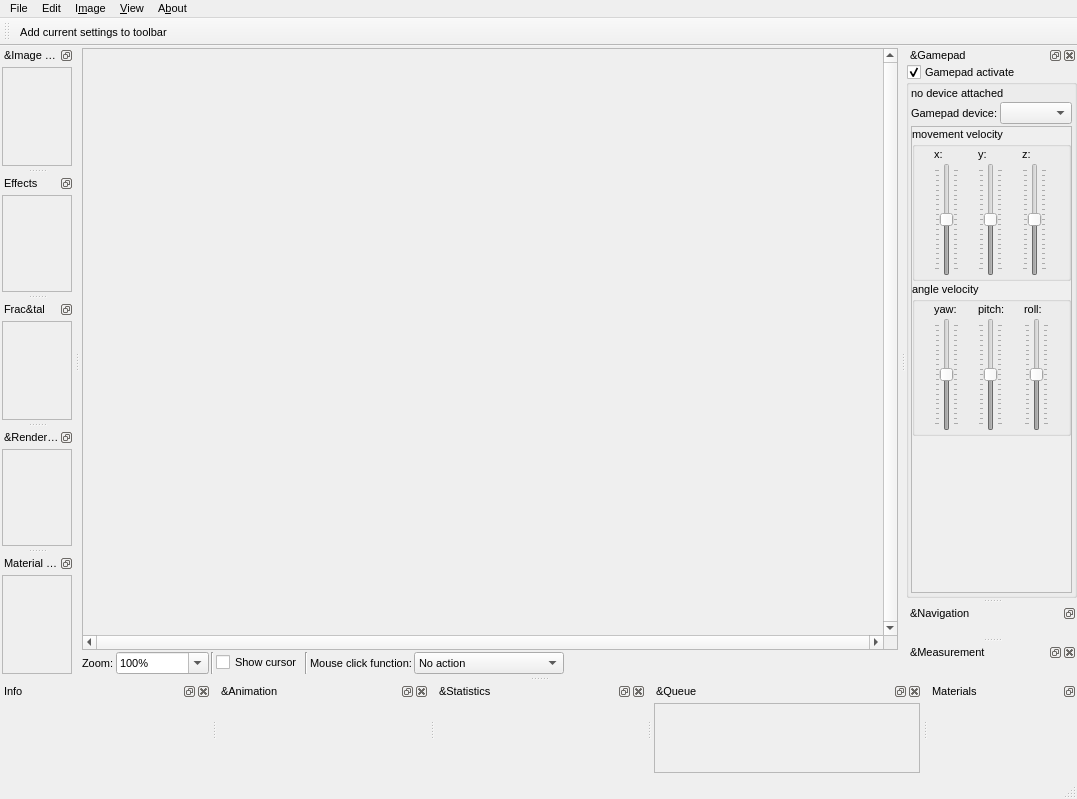
This is mandelbulber2/qt/render_window.ui in buddhi1980/mandelbulber2 as Qt 5 draws it before an edit. The edited form follows.
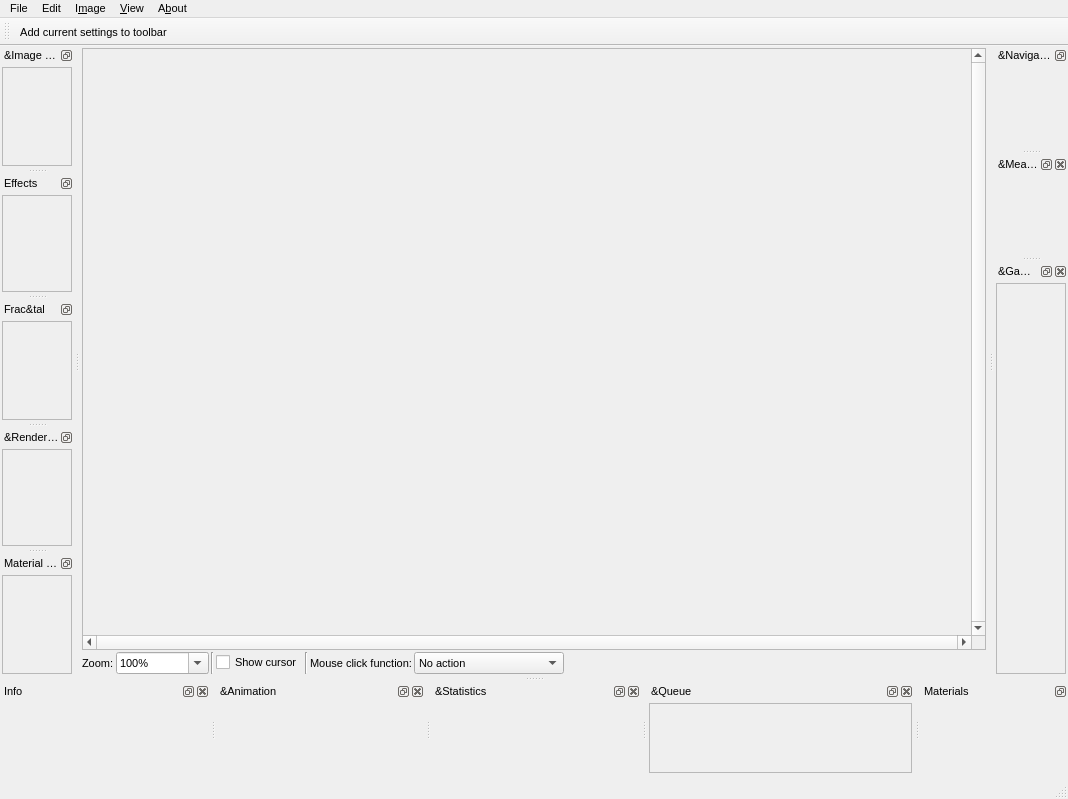
This is the edited form. Icons and pictures are not drawn. Custom widgets are drawn as their Qt base class.

Commit message: content of gamepad dock moved into separate class

```diff
--- a/mandelbulber2/qt/render_window.ui
+++ b/mandelbulber2/qt/render_window.ui
@@ -6,7 +6,7 @@
    <rect>
     <x>0</x>
     <y>0</y>
-    <width>1077</width>
+    <width>1068</width>
     <height>799</height>
    </rect>
   </property>
@@ -67,7 +67,7 @@
           <rect>
            <x>0</x>
            <y>0</y>
-           <width>782</width>
+           <width>837</width>
            <height>551</height>
           </rect>
          </property>
@@ -248,7 +248,7 @@
     <rect>
      <x>0</x>
      <y>0</y>
-     <width>1077</width>
+     <width>1068</width>
      <height>21</height>
     </rect>
    </property>
@@ -406,390 +406,6 @@
     </layout>
    </widget>
   </widget>
-  <widget class="QDockWidget" name="dockWidget_gamepad_dock">
-   <property name="windowTitle">
-    <string>&amp;Gamepad</string>
-   </property>
-   <attribute name="dockWidgetArea">
-    <number>2</number>
-   </attribute>
-   <widget class="MyGroupBox" name="groupCheck_gamepad_enabled">
-    <property name="title">
-     <string>Gamepad activate</string>
-    </property>
-    <property name="checkable">
-     <bool>true</bool>
-    </property>
-    <layout class="QVBoxLayout" name="verticalLayout_dockgamepadcontent">
-     <property name="spacing">
-      <number>2</number>
-     </property>
-     <property name="leftMargin">
-      <number>2</number>
-     </property>
-     <property name="topMargin">
-      <number>2</number>
-     </property>
-     <property name="rightMargin">
-      <number>2</number>
-     </property>
-     <property name="bottomMargin">
-      <number>2</number>
-     </property>
-     <item>
-      <layout class="QGridLayout" name="gridLayout_gamepad_device">
-       <property name="topMargin">
-        <number>0</number>
-       </property>
-       <property name="horizontalSpacing">
-        <number>2</number>
-       </property>
-       <item row="1" column="0">
-        <widget class="QLabel" name="label_149">
-         <property name="text">
-          <string>Gamepad device:</string>
-         </property>
-        </widget>
-       </item>
-       <item row="1" column="1">
-        <widget class="QComboBox" name="comboBox_gamepad_device">
-         <property name="sizePolicy">
-          <sizepolicy hsizetype="Preferred" vsizetype="Maximum">
-           <horstretch>0</horstretch>
-           <verstretch>0</verstretch>
-          </sizepolicy>
-         </property>
-        </widget>
-       </item>
-       <item row="0" column="0" colspan="2">
-        <widget class="QLabel" name="label_gamepad_no_device">
-         <property name="text">
-          <string>no device attached</string>
-         </property>
-        </widget>
-       </item>
-      </layout>
-     </item>
-     <item>
-      <widget class="QScrollArea" name="scrollArea_gamepad">
-       <property name="horizontalScrollBarPolicy">
-        <enum>Qt::ScrollBarAsNeeded</enum>
-       </property>
-       <property name="widgetResizable">
-        <bool>true</bool>
-       </property>
-       <widget class="QWidget" name="scrollAreaWidgetContents_gamepad">
-        <property name="geometry">
-         <rect>
-          <x>0</x>
-          <y>0</y>
-          <width>152</width>
-          <height>267</height>
-         </rect>
-        </property>
-        <layout class="QVBoxLayout" name="verticalLayout_gamepad">
-         <property name="spacing">
-          <number>2</number>
-         </property>
-         <property name="leftMargin">
-          <number>0</number>
-         </property>
-         <property name="topMargin">
-          <number>0</number>
-         </property>
-         <property name="rightMargin">
-          <number>0</number>
-         </property>
-         <property name="bottomMargin">
-          <number>2</number>
-         </property>
-         <item>
-          <layout class="QVBoxLayout" name="vl_gamepad_movements" stretch="0,0,0">
-           <property name="spacing">
-            <number>1</number>
-           </property>
-           <item>
-            <widget class="QGroupBox" name="groupBox_movement_velocity">
-             <property name="title">
-              <string>movement velocity</string>
-             </property>
-             <layout class="QVBoxLayout" name="verticalLayout_movement_velocity">
-              <property name="spacing">
-               <number>1</number>
-              </property>
-              <property name="leftMargin">
-               <number>2</number>
-              </property>
-              <property name="topMargin">
-               <number>2</number>
-              </property>
-              <property name="rightMargin">
-               <number>2</number>
-              </property>
-              <property name="bottomMargin">
-               <number>2</number>
-              </property>
-              <item>
-               <layout class="QGridLayout" name="gridLayout_gamepad_vel" columnminimumwidth="0,0,0">
-                <property name="leftMargin">
-                 <number>0</number>
-                </property>
-                <property name="topMargin">
-                 <number>0</number>
-                </property>
-                <item row="0" column="0">
-                 <widget class="QLabel" name="label_gamepad_x">
-                  <property name="text">
-                   <string>x:</string>
-                  </property>
-                 </widget>
-                </item>
-                <item row="0" column="1">
-                 <widget class="QLabel" name="label_gamepad_y">
-                  <property name="text">
-                   <string>y:</string>
-                  </property>
-                 </widget>
-                </item>
-                <item row="0" column="2">
-                 <widget class="QLabel" name="label_gamepad_z">
-                  <property name="text">
-                   <string>z:</string>
-                  </property>
-                 </widget>
-                </item>
-                <item row="1" column="0">
-                 <widget class="QSlider" name="sl_gamepad_movement_x">
-                  <property name="enabled">
-                   <bool>false</bool>
-                  </property>
-                  <property name="minimum">
-                   <number>-100</number>
-                  </property>
-                  <property name="maximum">
-                   <number>100</number>
-                  </property>
-                  <property name="pageStep">
-                   <number>10</number>
-                  </property>
-                  <property name="orientation">
-                   <enum>Qt::Vertical</enum>
-                  </property>
-                  <property name="tickPosition">
-                   <enum>QSlider::TicksBothSides</enum>
-                  </property>
-                  <property name="tickInterval">
-                   <number>10</number>
-                  </property>
-                 </widget>
-                </item>
-                <item row="1" column="1">
-                 <widget class="QSlider" name="sl_gamepad_movement_y">
-                  <property name="enabled">
-                   <bool>false</bool>
-                  </property>
-                  <property name="minimum">
-                   <number>-100</number>
-                  </property>
-                  <property name="maximum">
-                   <number>100</number>
-                  </property>
-                  <property name="pageStep">
-                   <number>10</number>
-                  </property>
-                  <property name="orientation">
-                   <enum>Qt::Vertical</enum>
-                  </property>
-                  <property name="tickPosition">
-                   <enum>QSlider::TicksBothSides</enum>
-                  </property>
-                  <property name="tickInterval">
-                   <number>10</number>
-                  </property>
-                 </widget>
-                </item>
-                <item row="1" column="2">
-                 <widget class="QSlider" name="sl_gamepad_movement_z">
-                  <property name="enabled">
-                   <bool>false</bool>
-                  </property>
-                  <property name="minimum">
-                   <number>-100</number>
-                  </property>
-                  <property name="maximum">
-                   <number>100</number>
-                  </property>
-                  <property name="pageStep">
-                   <number>10</number>
-                  </property>
-                  <property name="orientation">
-                   <enum>Qt::Vertical</enum>
-                  </property>
-                  <property name="tickPosition">
-                   <enum>QSlider::TicksBothSides</enum>
-                  </property>
-                  <property name="tickInterval">
-                   <number>10</number>
-                  </property>
-                 </widget>
-                </item>
-               </layout>
-              </item>
-             </layout>
-            </widget>
-           </item>
-           <item>
-            <widget class="QGroupBox" name="groupBox_angle_velocity">
-             <property name="title">
-              <string>angle velocity</string>
-             </property>
-             <layout class="QVBoxLayout" name="verticalLayout_angle_velocity">
-              <property name="spacing">
-               <number>1</number>
-              </property>
-              <property name="leftMargin">
-               <number>2</number>
-              </property>
-              <property name="topMargin">
-               <number>2</number>
-              </property>
-              <property name="rightMargin">
-               <number>2</number>
-              </property>
-              <property name="bottomMargin">
-               <number>2</number>
-              </property>
-              <item>
-               <layout class="QGridLayout" name="gridLayout_gamepad_angle" columnminimumwidth="0,0,0">
-                <property name="leftMargin">
-                 <number>0</number>
-                </property>
-                <property name="topMargin">
-                 <number>0</number>
-                </property>
-                <item row="0" column="0">
-                 <widget class="QLabel" name="label_gamepad_yaw">
-                  <property name="text">
-                   <string>yaw:</string>
-                  </property>
-                 </widget>
-                </item>
-                <item row="0" column="1">
-                 <widget class="QLabel" name="label_gamepad_pitch">
-                  <property name="text">
-                   <string>pitch:</string>
-                  </property>
-                 </widget>
-                </item>
-                <item row="0" column="2">
-                 <widget class="QLabel" name="label_gamepad_roll">
-                  <property name="text">
-                   <string>roll:</string>
-                  </property>
-                 </widget>
-                </item>
-                <item row="1" column="0">
-                 <widget class="QSlider" name="sl_gamepad_angle_yaw">
-                  <property name="enabled">
-                   <bool>false</bool>
-                  </property>
-                  <property name="minimum">
-                   <number>-100</number>
-                  </property>
-                  <property name="maximum">
-                   <number>100</number>
-                  </property>
-                  <property name="pageStep">
-                   <number>10</number>
-                  </property>
-                  <property name="orientation">
-                   <enum>Qt::Vertical</enum>
-                  </property>
-                  <property name="tickPosition">
-                   <enum>QSlider::TicksBothSides</enum>
-                  </property>
-                  <property name="tickInterval">
-                   <number>10</number>
-                  </property>
-                 </widget>
-                </item>
-                <item row="1" column="1">
-                 <widget class="QSlider" name="sl_gamepad_angle_pitch">
-                  <property name="enabled">
-                   <bool>false</bool>
-                  </property>
-                  <property name="minimum">
-                   <number>-100</number>
-                  </property>
-                  <property name="maximum">
-                   <number>100</number>
-                  </property>
-                  <property name="pageStep">
-                   <number>10</number>
-                  </property>
-                  <property name="orientation">
-                   <enum>Qt::Vertical</enum>
-                  </property>
-                  <property name="tickPosition">
-                   <enum>QSlider::TicksBothSides</enum>
-                  </property>
-                  <property name="tickInterval">
-                   <number>10</number>
-                  </property>
-                 </widget>
-                </item>
-                <item row="1" column="2">
-                 <widget class="QSlider" name="sl_gamepad_angle_roll">
-                  <property name="enabled">
-                   <bool>false</bool>
-                  </property>
-                  <property name="minimum">
-                   <number>-100</number>
-                  </property>
-                  <property name="maximum">
-                   <number>100</number>
-                  </property>
-                  <property name="pageStep">
-                   <number>10</number>
-                  </property>
-                  <property name="orientation">
-                   <enum>Qt::Vertical</enum>
-                  </property>
-                  <property name="tickPosition">
-                   <enum>QSlider::TicksBothSides</enum>
-                  </property>
-                  <property name="tickInterval">
-                   <number>10</number>
-                  </property>
-                 </widget>
-                </item>
-               </layout>
-              </item>
-             </layout>
-            </widget>
-           </item>
-           <item>
-            <spacer name="verticalSpacer_gamepad">
-             <property name="orientation">
-              <enum>Qt::Vertical</enum>
-             </property>
-             <property name="sizeHint" stdset="0">
-              <size>
-               <width>20</width>
-               <height>40</height>
-              </size>
-             </property>
-            </spacer>
-           </item>
-          </layout>
-         </item>
-        </layout>
-       </widget>
-      </widget>
-     </item>
-    </layout>
-   </widget>
-  </widget>
   <widget class="QDockWidget" name="dockWidget_navigation">
    <property name="features">
     <set>QDockWidget::DockWidgetFloatable|QDockWidget::DockWidgetMovable</set>
@@ -1178,7 +794,7 @@
          <rect>
           <x>0</x>
           <y>0</y>
-          <width>242</width>
+          <width>244</width>
           <height>84</height>
          </rect>
         </property>
@@ -1335,6 +951,55 @@
     </layout>
    </widget>
   </widget>
+  <widget class="QDockWidget" name="dockWidget_gamepad_dock">
+   <property name="windowTitle">
+    <string>&amp;Gamepad</string>
+   </property>
+   <attribute name="dockWidgetArea">
+    <number>2</number>
+   </attribute>
+   <widget class="QWidget" name="dockWidgetContents_9">
+    <layout class="QVBoxLayout" name="verticalLayout_2">
+     <item>
+      <widget class="QScrollArea" name="scrollArea_13">
+       <property name="widgetResizable">
+        <bool>true</bool>
+       </property>
+       <widget class="QWidget" name="scrollAreaWidgetContents_14">
+        <property name="geometry">
+         <rect>
+          <x>0</x>
+          <y>0</y>
+          <width>84</width>
+          <height>201</height>
+         </rect>
+        </property>
+        <layout class="QVBoxLayout" name="verticalLayout_94">
+         <property name="spacing">
+          <number>2</number>
+         </property>
+         <property name="leftMargin">
+          <number>2</number>
+         </property>
+         <property name="topMargin">
+          <number>2</number>
+         </property>
+         <property name="rightMargin">
+          <number>2</number>
+         </property>
+         <property name="bottomMargin">
+          <number>2</number>
+         </property>
+         <item>
+          <widget class="cDockGamepad" name="widgetDockGamepad" native="true"/>
+         </item>
+        </layout>
+       </widget>
+      </widget>
+     </item>
+    </layout>
+   </widget>
+  </widget>
   <action name="actionSave_as_JPG">
    <property name="icon">
     <iconset theme="document-save-as" resource="icons.qrc">
@@ -1623,12 +1288,6 @@
  </widget>
  <layoutdefault spacing="2" margin="2"/>
  <customwidgets>
-  <customwidget>
-   <class>MyGroupBox</class>
-   <extends>QGroupBox</extends>
-   <header>my_group_box.h</header>
-   <container>1</container>
-  </customwidget>
   <customwidget>
    <class>MyCheckBox</class>
    <extends>QCheckBox</extends>
@@ -1705,6 +1364,12 @@
    <header>dock_measurements.h</header>
    <container>1</container>
   </customwidget>
+  <customwidget>
+   <class>cDockGamepad</class>
+   <extends>QWidget</extends>
+   <header>dock_gamepad.h</header>
+   <container>1</container>
+  </customwidget>
  </customwidgets>
  <tabstops>
   <tabstop>scrollArea_2</tabstop>
```
Left out of the diff: 8 changed lines with no effect on the pictures. The commit also changes 7 other files.
